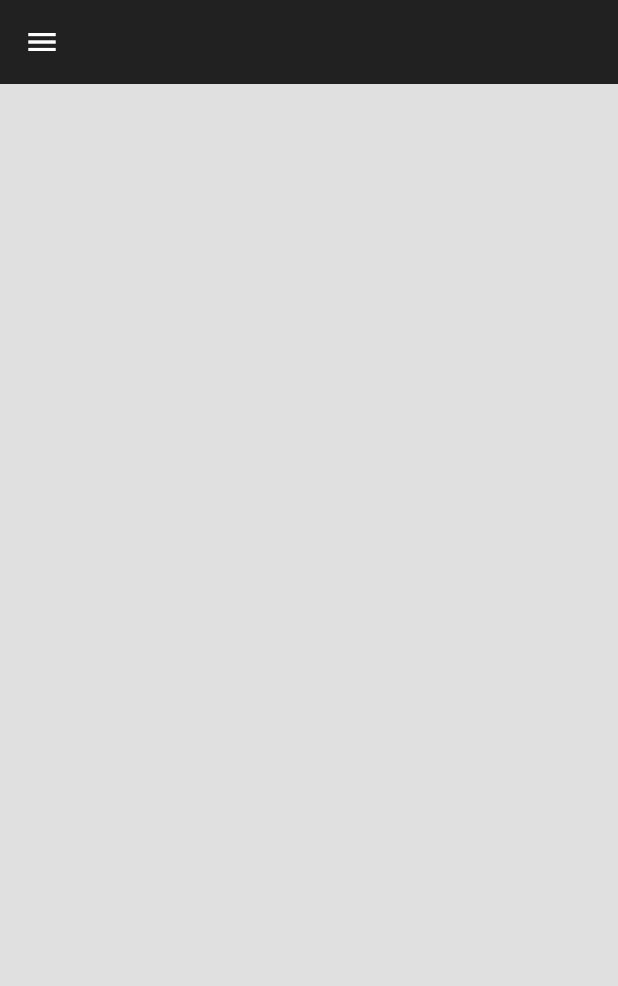
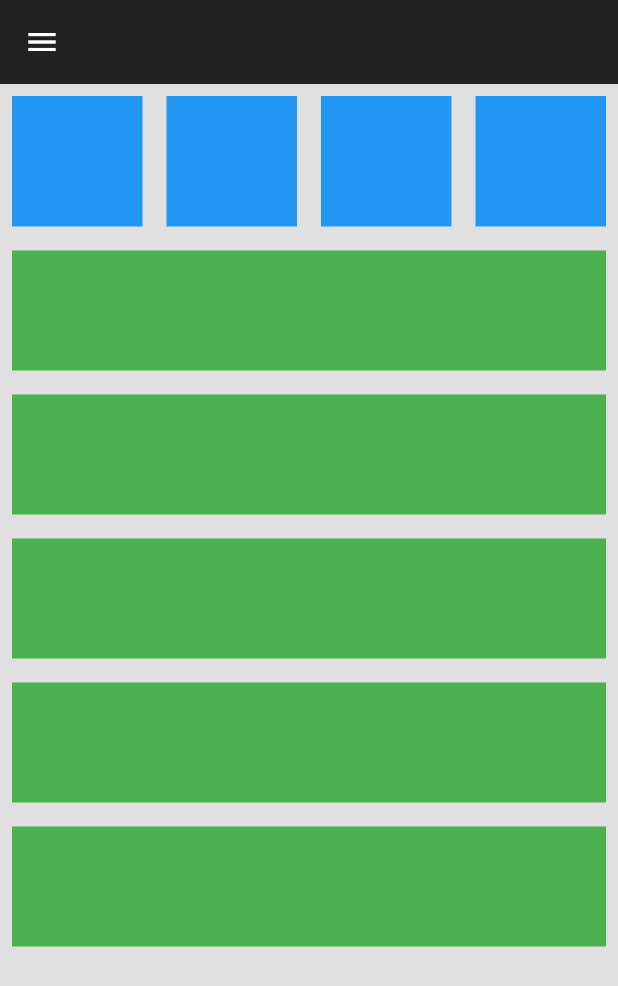
Before and after one commit to tboy-progs/mk_responsive_dashboard, a Flutter app: the TabletScaffold screen opened directly, on a phone screen of 412 x 824 dp. Shown: the top 986 px of the screen. Run offline on Flutter 3.47's test engine with Material 3 defaults, Android fonts, the phone set to English and light mode, and no system bars.

Commit message:
Add: tablet scaffoldにbodyをコピペ

```diff
--- a/lib/responsive/mobile_scaffold.dart
+++ b/lib/responsive/mobile_scaffold.dart
@@ -1,6 +1,7 @@
 import 'package:flutter/material.dart';
 import 'package:mk_responsive_dashboard/constants.dart';
 import 'package:mk_responsive_dashboard/util/my_box.dart';
+import 'package:mk_responsive_dashboard/util/my_tile.dart';
 
 class MobileScaffold extends StatefulWidget {
   const MobileScaffold({super.key});
@@ -35,6 +36,14 @@
           ),
 
           // tiles below it
+          Expanded(
+            child: ListView.builder(
+              itemCount: 5,
+              itemBuilder: (context, index) {
+                return const MyTile();
+              },
+            ),
+          ),
         ],
       ),
     );
--- a/lib/responsive/tablet.scaffold.dart
+++ b/lib/responsive/tablet.scaffold.dart
@@ -1,5 +1,7 @@
 import 'package:flutter/material.dart';
 import 'package:mk_responsive_dashboard/constants.dart';
+import 'package:mk_responsive_dashboard/util/my_box.dart';
+import 'package:mk_responsive_dashboard/util/my_tile.dart';
 
 class TabletScaffold extends StatefulWidget {
   const TabletScaffold({super.key});
@@ -15,6 +17,35 @@
       appBar: myAppBar,
       drawer: myDrawer,
       backgroundColor: myDefaultBackground,
+      body: Column(
+        children: [
+          // 4 box on the top
+          AspectRatio(
+            aspectRatio: 4,
+            child: SizedBox(
+              width: double.infinity,
+              child: GridView.builder(
+                itemCount: 4,
+                gridDelegate: const SliverGridDelegateWithFixedCrossAxisCount(
+                    crossAxisCount: 4),
+                itemBuilder: (context, index) {
+                  return const MyBox();
+                },
+              ),
+            ),
+          ),
+
+          // tiles below it
+          Expanded(
+            child: ListView.builder(
+              itemCount: 5,
+              itemBuilder: (context, index) {
+                return const MyTile();
+              },
+            ),
+          ),
+        ],
+      ),
     );
   }
 }
--- /dev/null
+++ b/lib/util/my_tile.dart
@@ -0,0 +1,16 @@
+import 'package:flutter/material.dart';
+
+class MyTile extends StatelessWidget {
+  const MyTile({super.key});
+
+  @override
+  Widget build(BuildContext context) {
+    return Padding(
+      padding: const EdgeInsets.all(8.0),
+      child: Container(
+        color: Colors.green,
+        height: 80,
+      ),
+    );
+  }
+}
```
